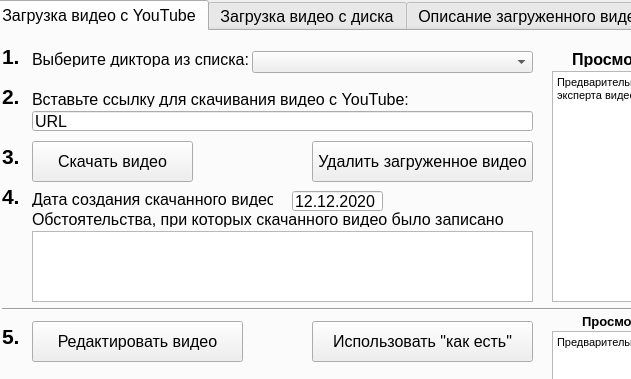
First picture: the form in Menu_expert.ui, repository arbuzov751/Gui_for_diplom, before the edit; both pictures show x 0 to 631 and y 0 to 379 of the 957 by 670 pixel window.
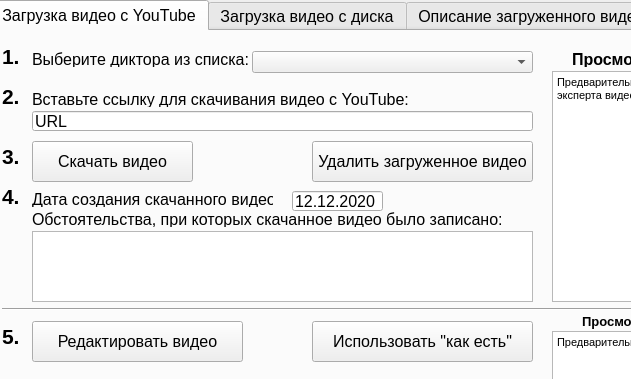
Second picture: the form after the edit. The open tabs and pages were chosen to show the change.

The edit to the form file:
```diff
--- a/Menu_expert.ui
+++ b/Menu_expert.ui
@@ -309,7 +309,7 @@
        </font>
       </property>
       <property name="text">
-       <string>Обстоятельства, при которых скачанного видео было записано:</string>
+       <string>Обстоятельства, при которых скачанное видео было записано:</string>
       </property>
      </widget>
      <widget class="QPushButton" name="pushButton_back_to_authorization_expert">
```
Left out of the diff: 210 changed lines with no effect on the pictures.
